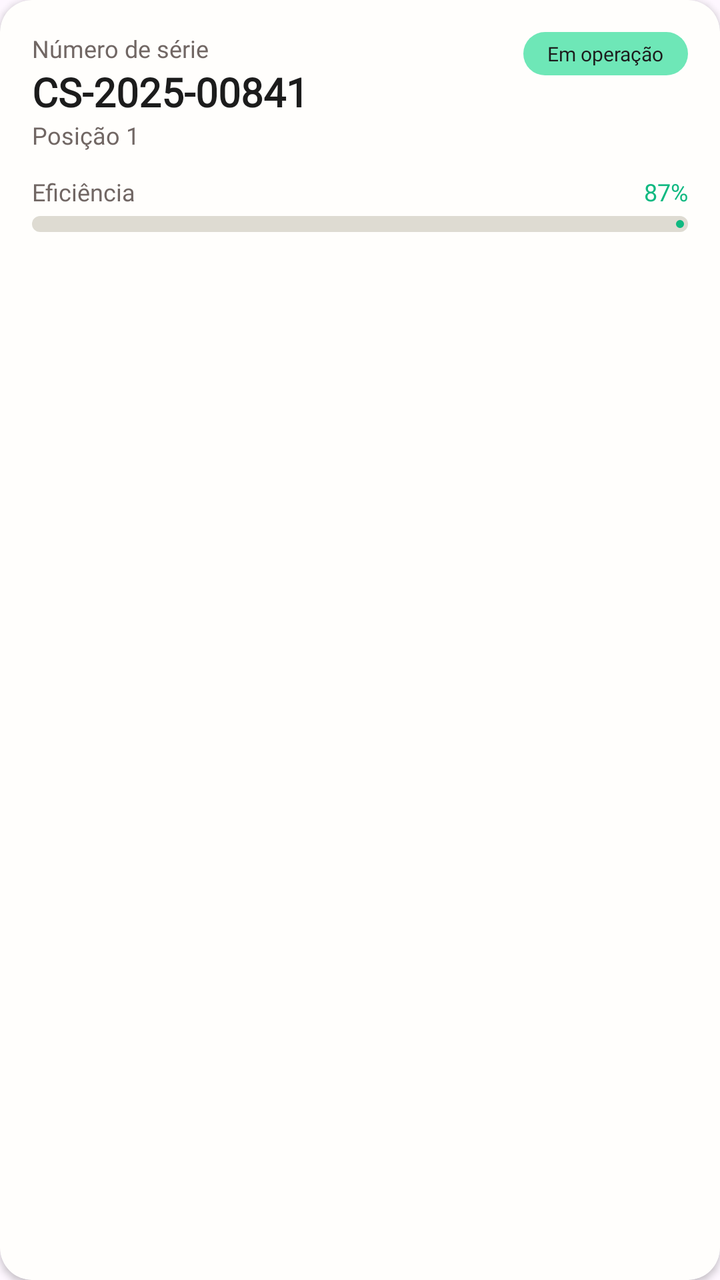
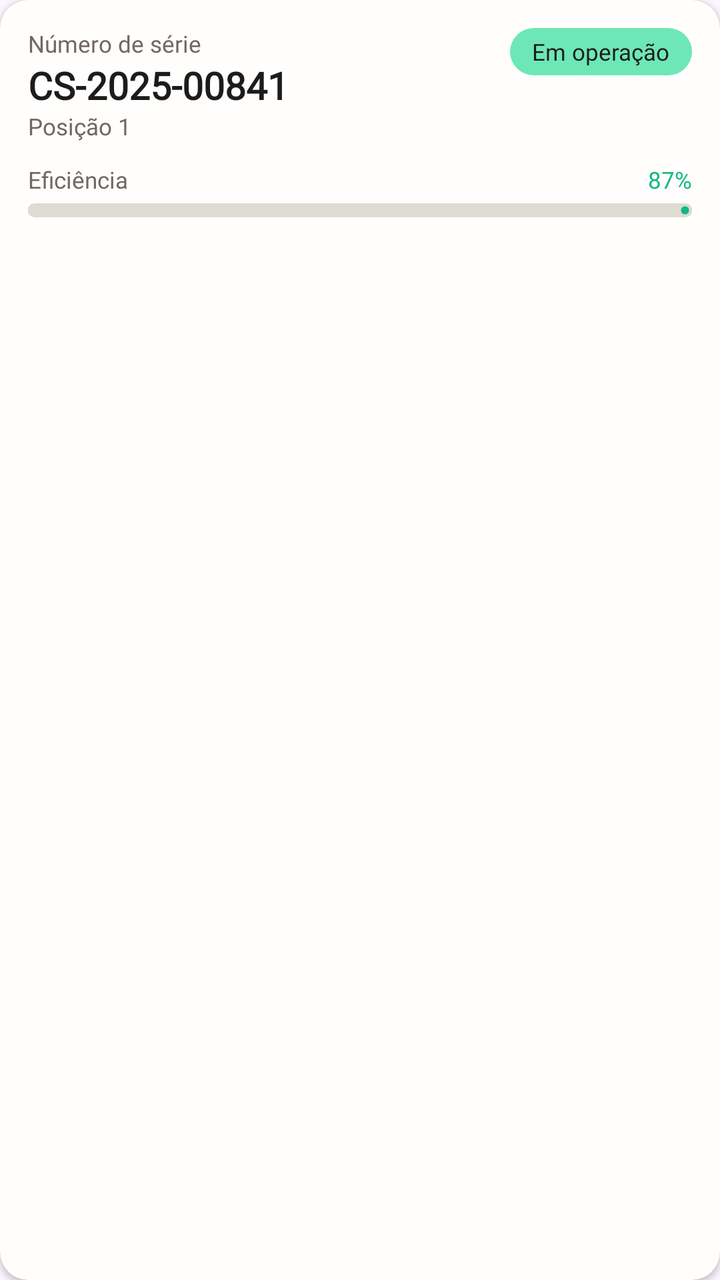

An Android layout rendered at two revisions. The XML below is the earlier revision; the diff shows what the commit changed to produce the second picture.
<!-- AndroidManifest.xml: application theme Theme.ApolloMobile -->
<!-- res/layout/item_plate_detail.xml -->
<?xml version="1.0" encoding="utf-8"?>
<com.google.android.material.card.MaterialCardView
    xmlns:android="http://schemas.android.com/apk/res/android"
    xmlns:app="http://schemas.android.com/apk/res-auto"
    xmlns:tools="http://schemas.android.com/tools"
    android:id="@+id/cardPlate"
    android:layout_width="match_parent"
    android:layout_height="wrap_content"
    android:layout_marginBottom="12dp"
    app:cardBackgroundColor="@color/neutral_white"
    app:cardCornerRadius="16dp"
    app:cardElevation="2dp"
    app:strokeWidth="1dp"
    app:strokeColor="@android:color/transparent">

    <androidx.constraintlayout.widget.ConstraintLayout
        android:layout_width="match_parent"
        android:layout_height="wrap_content"
        android:padding="16dp">

        <TextView
            android:id="@+id/tvSerialNumberLabel"
            style="@style/apollo_body4"
            android:layout_width="wrap_content"
            android:layout_height="wrap_content"
            android:text="Número de série"
            android:textColor="@color/neutral_gray"
            app:layout_constraintStart_toStartOf="parent"
            app:layout_constraintTop_toTopOf="parent" />

        <TextView
            android:id="@+id/tvSerialNumber"
            style="@style/apollo_h6"
            android:layout_width="wrap_content"
            android:layout_height="wrap_content"
            android:text="CS-2025-00841"
            android:textColor="@color/neutral_black"
            android:textStyle="bold"
            app:layout_constraintStart_toStartOf="parent"
            app:layout_constraintTop_toBottomOf="@id/tvSerialNumberLabel" />

        <TextView
            android:id="@+id/tvPosition"
            style="@style/apollo_body4"
            android:layout_width="wrap_content"
            android:layout_height="wrap_content"
            android:text="Posição 1"
            android:textColor="@color/neutral_gray"
            app:layout_constraintStart_toStartOf="parent"
            app:layout_constraintTop_toBottomOf="@id/tvSerialNumber" />

        
        <LinearLayout
            android:id="@+id/llStatusTag"
            android:layout_width="wrap_content"
            android:layout_height="wrap_content"
            android:background="@drawable/bg_label_rounded"
            android:backgroundTint="@color/sucess_two"
            android:gravity="center"
            android:orientation="horizontal"
            android:paddingHorizontal="12dp"
            android:paddingVertical="4dp"
            app:layout_constraintEnd_toEndOf="parent"
            app:layout_constraintTop_toTopOf="parent">

            <ImageView
                android:id="@+id/ivStatusIcon"
                android:layout_width="10dp"
                android:layout_height="10dp"
                android:layout_marginEnd="4dp"
                android:src="@drawable/ic_warning"
                android:visibility="gone"
                app:tint="@color/neutral_white" />

            <TextView
                android:id="@+id/tvStatusTagText"
                style="@style/apollo_label6"
                android:layout_width="wrap_content"
                android:layout_height="wrap_content"
                android:text="Em operação"
                android:textColor="@color/neutral_black"
                android:textSize="10sp" />

        </LinearLayout>

        
        <androidx.constraintlayout.widget.ConstraintLayout
            android:id="@+id/clEfficiency"
            android:layout_width="match_parent"
            android:layout_height="wrap_content"
            android:layout_marginTop="12dp"
            app:layout_constraintTop_toBottomOf="@id/tvPosition">

            <TextView
                android:id="@+id/tvEfficiencyLabel"
                style="@style/apollo_body4"
                android:layout_width="wrap_content"
                android:layout_height="wrap_content"
                android:text="Eficiência"
                android:textColor="@color/neutral_gray"
                app:layout_constraintStart_toStartOf="parent"
                app:layout_constraintTop_toTopOf="parent" />

            <TextView
                android:id="@+id/tvEfficiencyValue"
                style="@style/apollo_label4"
                android:layout_width="wrap_content"
                android:layout_height="wrap_content"
                android:text="87%"
                android:textColor="@color/sucess_one"
                app:layout_constraintBottom_toBottomOf="@id/tvEfficiencyLabel"
                app:layout_constraintEnd_toEndOf="parent" />

            <com.google.android.material.progressindicator.LinearProgressIndicator
                android:id="@+id/progressEfficiency"
                android:layout_width="match_parent"
                android:layout_height="wrap_content"
                android:layout_marginTop="4dp"
                android:progress="87"
                app:indicatorColor="@color/sucess_one"
                app:layout_constraintTop_toBottomOf="@id/tvEfficiencyLabel"
                app:trackColor="@color/disable_gray"
                app:trackCornerRadius="4dp"
                app:trackThickness="8dp" />

        </androidx.constraintlayout.widget.ConstraintLayout>

        
        <TextView
            android:id="@+id/tvStockInfo"
            style="@style/apollo_body3"
            android:layout_width="match_parent"
            android:layout_height="wrap_content"
            android:layout_marginTop="12dp"
            android:text="Aguardando ativação em campo..."
            android:textColor="@color/neutral_gray"
            android:visibility="gone"
            app:layout_constraintTop_toBottomOf="@id/tvPosition" />

        
        <Button
            android:id="@+id/btnVerOS"
            style="@style/apollo_label3"
            android:layout_width="wrap_content"
            android:layout_height="36dp"
            android:layout_marginTop="16dp"
            android:background="@drawable/btn_outlined"
            android:insetTop="0dp"
            android:insetBottom="0dp"
            android:text="Ver OS"
            android:textAllCaps="false"
            android:textColor="@color/secondary_three"
            android:visibility="gone"
            app:backgroundTint="@null"
            app:cornerRadius="18dp"
            app:layout_constraintEnd_toEndOf="parent"
            app:layout_constraintTop_toBottomOf="@id/clEfficiency" />

    </androidx.constraintlayout.widget.ConstraintLayout>

</com.google.android.material.card.MaterialCardView>
<!-- resources referenced by this layout -->
<resources>
  <color name="disable_gray">#B3D1CEC1</color>
  <color name="neutral_black">#1C1C1C</color>
  <color name="neutral_gray">#716764</color>
  <color name="neutral_white">#FFFEFC</color>
  <color name="secondary_three">#FE4A11</color>
  <color name="sucess_one">#10B981</color>
  <color name="sucess_two">#6EE7B7</color>
  <!-- drawable bg_label_rounded (drawable) -->
  <?xml version="1.0" encoding="utf-8"?>
  <shape
      xmlns:android="http://schemas.android.com/apk/res/android"
      android:shape="rectangle">
  
      <solid android:color="@color/neutral_white" />
  
      <corners android:radius="25dp" />
  
  </shape>
  <!-- drawable btn_outlined (drawable) -->
  <?xml version="1.0" encoding="utf-8"?>
  <ripple xmlns:android="http://schemas.android.com/apk/res/android"
      android:color="#40FF672C">
      <item>
          <shape android:shape="rectangle">
              <solid android:color="@android:color/transparent" />
              <stroke
                  android:width="1dp"
                  android:color="@color/secondary_one" />
              <corners android:radius="32dp" />
          </shape>
      </item>
  </ripple>
  <!-- drawable ic_warning: png bitmap (drawable, 1131 bytes) -->
  <style name="apollo_body3" parent="apollo_text_base">
          <item name="android:fontFamily">@font/manrope_regular</item>
          <item name="android:textSize">14sp</item>
      </style>
  <style name="apollo_body4" parent="apollo_text_base">
          <item name="android:fontFamily">@font/manrope_regular</item>
          <item name="android:textSize">12sp</item>
      </style>
  <style name="apollo_h6" parent="apollo_text_base">
          <item name="android:fontFamily">@font/plusjakartasans_bold</item>
          <item name="android:textSize">20sp</item>
      </style>
  <style name="apollo_label3" parent="apollo_text_base">
          <item name="android:fontFamily">@font/manrope_bold</item>
          <item name="android:textSize">14sp</item>
      </style>
  <style name="apollo_label4" parent="apollo_text_base">
          <item name="android:fontFamily">@font/manrope_bold</item>
          <item name="android:textSize">12sp</item>
      </style>
  <style name="apollo_label6" parent="apollo_text_base">
          <item name="android:fontFamily">@font/manrope_bold</item>
          <item name="android:textSize">8sp</item>
      </style>
  <style name="Theme.ApolloMobile" parent="Base.Theme.ApolloMobile" />
  <color name="secondary_one">#FF672C</color>
  <style name="apollo_text_base">
          <item name="android:textColor">@color/neutral_black</item>
      </style>
  <style name="Base.Theme.ApolloMobile" parent="Theme.Material3.DayNight.NoActionBar">
          
          <item name="colorPrimary">@color/secondary_three</item>
          <item name="android:statusBarColor">@color/secondary_three</item>
          <item name="android:windowLightStatusBar">false</item>
      </style>
</resources>

<!-- the commit's change to res/layout/item_plate_detail.xml (unified diff, before → after) -->
@@ -6,9 +6,9 @@
     android:id="@+id/cardPlate"
     android:layout_width="match_parent"
     android:layout_height="wrap_content"
-    android:layout_marginBottom="12dp"
+    android:layout_marginBottom="@dimen/space_12"
     app:cardBackgroundColor="@color/neutral_white"
-    app:cardCornerRadius="16dp"
+    app:cardCornerRadius="@dimen/space_16"
     app:cardElevation="2dp"
     app:strokeWidth="1dp"
     app:strokeColor="@android:color/transparent">
@@ -16,7 +16,7 @@
     <androidx.constraintlayout.widget.ConstraintLayout
         android:layout_width="match_parent"
         android:layout_height="wrap_content"
-        android:padding="16dp">
+        android:padding="@dimen/space_16">
 
         <TextView
             android:id="@+id/tvSerialNumberLabel"
@@ -58,16 +58,16 @@
             android:backgroundTint="@color/sucess_two"
             android:gravity="center"
             android:orientation="horizontal"
-            android:paddingHorizontal="12dp"
-            android:paddingVertical="4dp"
+            android:paddingHorizontal="@dimen/space_12"
+            android:paddingVertical="@dimen/space_4"
             app:layout_constraintEnd_toEndOf="parent"
             app:layout_constraintTop_toTopOf="parent">
 
             <ImageView
                 android:id="@+id/ivStatusIcon"
-                android:layout_width="10dp"
-                android:layout_height="10dp"
-                android:layout_marginEnd="4dp"
+                android:layout_width="@dimen/space_10"
+                android:layout_height="@dimen/space_10"
+                android:layout_marginEnd="@dimen/space_4"
                 android:src="@drawable/ic_warning"
                 android:visibility="gone"
                 app:tint="@color/neutral_white" />
@@ -79,7 +79,7 @@
                 android:layout_height="wrap_content"
                 android:text="Em operação"
                 android:textColor="@color/neutral_black"
-                android:textSize="10sp" />
+                android:textSize="@dimen/text_12" />
 
         </LinearLayout>
 
@@ -88,7 +88,7 @@
             android:id="@+id/clEfficiency"
             android:layout_width="match_parent"
             android:layout_height="wrap_content"
-            android:layout_marginTop="12dp"
+            android:layout_marginTop="@dimen/space_12"
             app:layout_constraintTop_toBottomOf="@id/tvPosition">
 
             <TextView
@@ -115,13 +115,13 @@
                 android:id="@+id/progressEfficiency"
                 android:layout_width="match_parent"
                 android:layout_height="wrap_content"
-                android:layout_marginTop="4dp"
+                android:layout_marginTop="@dimen/space_4"
                 android:progress="87"
                 app:indicatorColor="@color/sucess_one"
                 app:layout_constraintTop_toBottomOf="@id/tvEfficiencyLabel"
                 app:trackColor="@color/disable_gray"
-                app:trackCornerRadius="4dp"
-                app:trackThickness="8dp" />
+                app:trackCornerRadius="@dimen/space_4"
+                app:trackThickness="@dimen/space_8" />
 
         </androidx.constraintlayout.widget.ConstraintLayout>
 
@@ -131,7 +131,7 @@
             style="@style/apollo_body3"
             android:layout_width="match_parent"
             android:layout_height="wrap_content"
-            android:layout_marginTop="12dp"
+            android:layout_marginTop="@dimen/space_12"
             android:text="Aguardando ativação em campo..."
             android:textColor="@color/neutral_gray"
             android:visibility="gone"
@@ -142,8 +142,8 @@
             android:id="@+id/btnVerOS"
             style="@style/apollo_label3"
             android:layout_width="wrap_content"
-            android:layout_height="36dp"
-            android:layout_marginTop="16dp"
+            android:layout_height="@dimen/space_36"
+            android:layout_marginTop="@dimen/space_16"
             android:background="@drawable/btn_outlined"
             android:insetTop="0dp"
             android:insetBottom="0dp"
@@ -152,7 +152,7 @@
             android:textColor="@color/secondary_three"
             android:visibility="gone"
             app:backgroundTint="@null"
-            app:cornerRadius="18dp"
+            app:cornerRadius="@dimen/space_18"
             app:layout_constraintEnd_toEndOf="parent"
             app:layout_constraintTop_toBottomOf="@id/clEfficiency" />
 
<!-- resource entries referenced after the edit -->
@@ -7,6 +7,14 @@
   <color name="secondary_three">#FE4A11</color>
   <color name="sucess_one">#10B981</color>
   <color name="sucess_two">#6EE7B7</color>
+  <dimen name="space_10">8dp</dimen>
+  <dimen name="space_12">10dp</dimen>
+  <dimen name="space_16">13dp</dimen>
+  <dimen name="space_18">14dp</dimen>
+  <dimen name="space_36">29dp</dimen>
+  <dimen name="space_4">3dp</dimen>
+  <dimen name="space_8">6dp</dimen>
+  <dimen name="text_12">10.5sp</dimen>
   <!-- drawable bg_label_rounded (drawable) -->
   <?xml version="1.0" encoding="utf-8"?>
   <shape
@@ -35,33 +43,36 @@
   <!-- drawable ic_warning: png bitmap (drawable, 1131 bytes) -->
   <style name="apollo_body3" parent="apollo_text_base">
           <item name="android:fontFamily">@font/manrope_regular</item>
-          <item name="android:textSize">14sp</item>
+          <item name="android:textSize">@dimen/text_14</item>
       </style>
   <style name="apollo_body4" parent="apollo_text_base">
           <item name="android:fontFamily">@font/manrope_regular</item>
-          <item name="android:textSize">12sp</item>
+          <item name="android:textSize">@dimen/text_12</item>
       </style>
   <style name="apollo_h6" parent="apollo_text_base">
           <item name="android:fontFamily">@font/plusjakartasans_bold</item>
-          <item name="android:textSize">20sp</item>
+          <item name="android:textSize">@dimen/text_20</item>
       </style>
   <style name="apollo_label3" parent="apollo_text_base">
           <item name="android:fontFamily">@font/manrope_bold</item>
-          <item name="android:textSize">14sp</item>
+          <item name="android:textSize">@dimen/text_14</item>
       </style>
   <style name="apollo_label4" parent="apollo_text_base">
           <item name="android:fontFamily">@font/manrope_bold</item>
-          <item name="android:textSize">12sp</item>
+          <item name="android:textSize">@dimen/text_12</item>
       </style>
   <style name="apollo_label6" parent="apollo_text_base">
           <item name="android:fontFamily">@font/manrope_bold</item>
-          <item name="android:textSize">8sp</item>
+          <item name="android:textSize">@dimen/text_8</item>
       </style>
   <style name="Theme.ApolloMobile" parent="Base.Theme.ApolloMobile" />
   <color name="secondary_one">#FF672C</color>
   <style name="apollo_text_base">
           <item name="android:textColor">@color/neutral_black</item>
       </style>
+  <dimen name="text_14">12.5sp</dimen>
+  <dimen name="text_20">17.5sp</dimen>
+  <dimen name="text_8">8sp</dimen>
   <style name="Base.Theme.ApolloMobile" parent="Theme.Material3.DayNight.NoActionBar">
           
           <item name="colorPrimary">@color/secondary_three</item>
